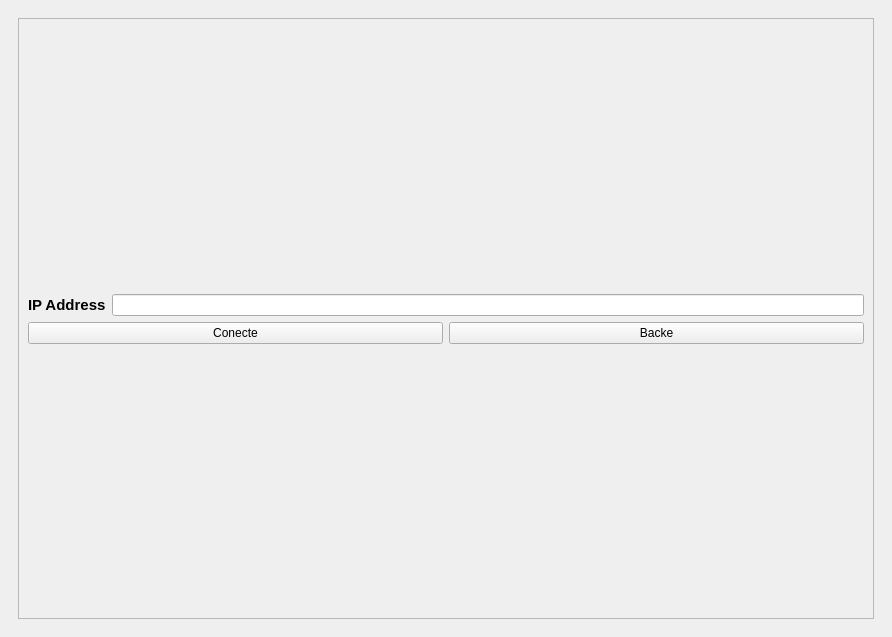
Qt form ui/jukeboxsessionwidget.ui (Avesta85/JukeBox) before a commit.
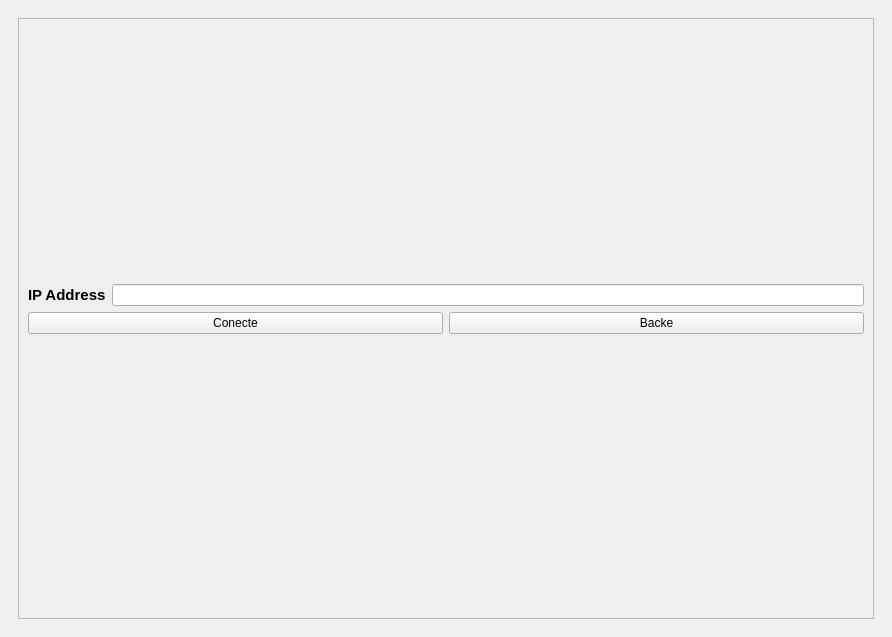
The same form after that commit. The open tabs and pages were chosen to show the change.

```diff
--- a/ui/jukeboxsessionwidget.ui
+++ b/ui/jukeboxsessionwidget.ui
@@ -140,7 +140,7 @@
              </item>
             </layout>
            </item>
-           <item row="2" column="0">
+           <item row="3" column="0">
             <spacer name="verticalSpacer_4">
              <property name="orientation">
               <enum>Qt::Orientation::Vertical</enum>
@@ -153,6 +153,13 @@
              </property>
             </spacer>
            </item>
+           <item row="2" column="0">
+            <widget class="QLabel" name="label_status">
+             <property name="text">
+              <string/>
+             </property>
+            </widget>
+           </item>
           </layout>
          </widget>
         </item>
```
